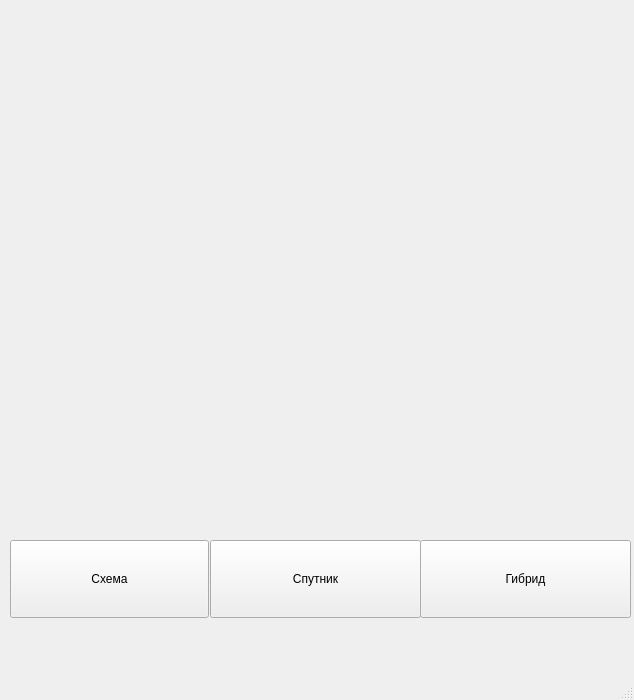
First picture: the form in kar.ui, repository maxijer/YandexMAP, before the edit.
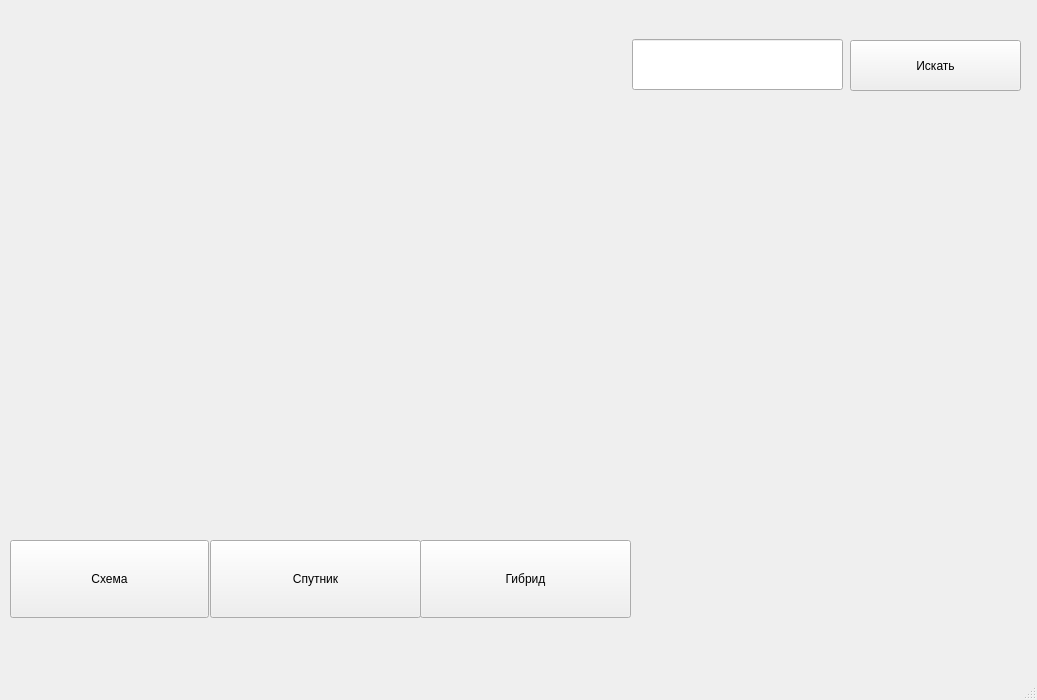
Second picture: the form after the edit.

```diff
--- a/kar.ui
+++ b/kar.ui
@@ -6,7 +6,7 @@
    <rect>
     <x>0</x>
     <y>0</y>
-    <width>634</width>
+    <width>1037</width>
     <height>700</height>
    </rect>
   </property>
@@ -84,6 +84,29 @@
      <string>Гибрид</string>
     </property>
    </widget>
+   <widget class="QLineEdit" name="lineEdit">
+    <property name="geometry">
+     <rect>
+      <x>632</x>
+      <y>39</y>
+      <width>211</width>
+      <height>51</height>
+     </rect>
+    </property>
+   </widget>
+   <widget class="QPushButton" name="isk">
+    <property name="geometry">
+     <rect>
+      <x>850</x>
+      <y>40</y>
+      <width>171</width>
+      <height>51</height>
+     </rect>
+    </property>
+    <property name="text">
+     <string>Искать</string>
+    </property>
+   </widget>
   </widget>
   <widget class="QMenuBar" name="menubar">
    <property name="geometry">
```
Left out of the diff: 2 changed lines with no effect on the pictures.
